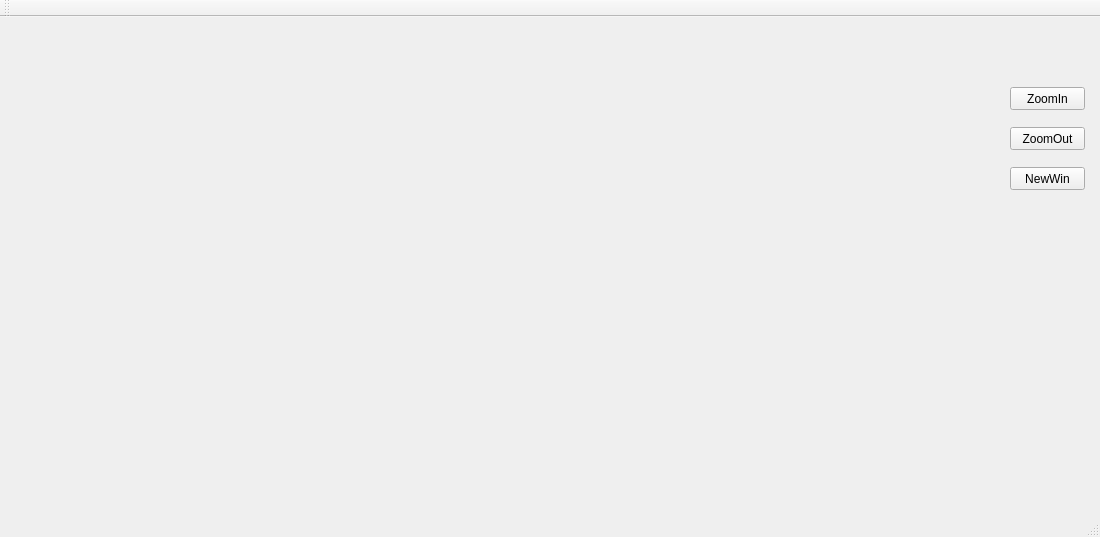
Old version of the form QtCef/QtCef/qtcef.ui in the repository fuyanzhi1234/DevelopQt.
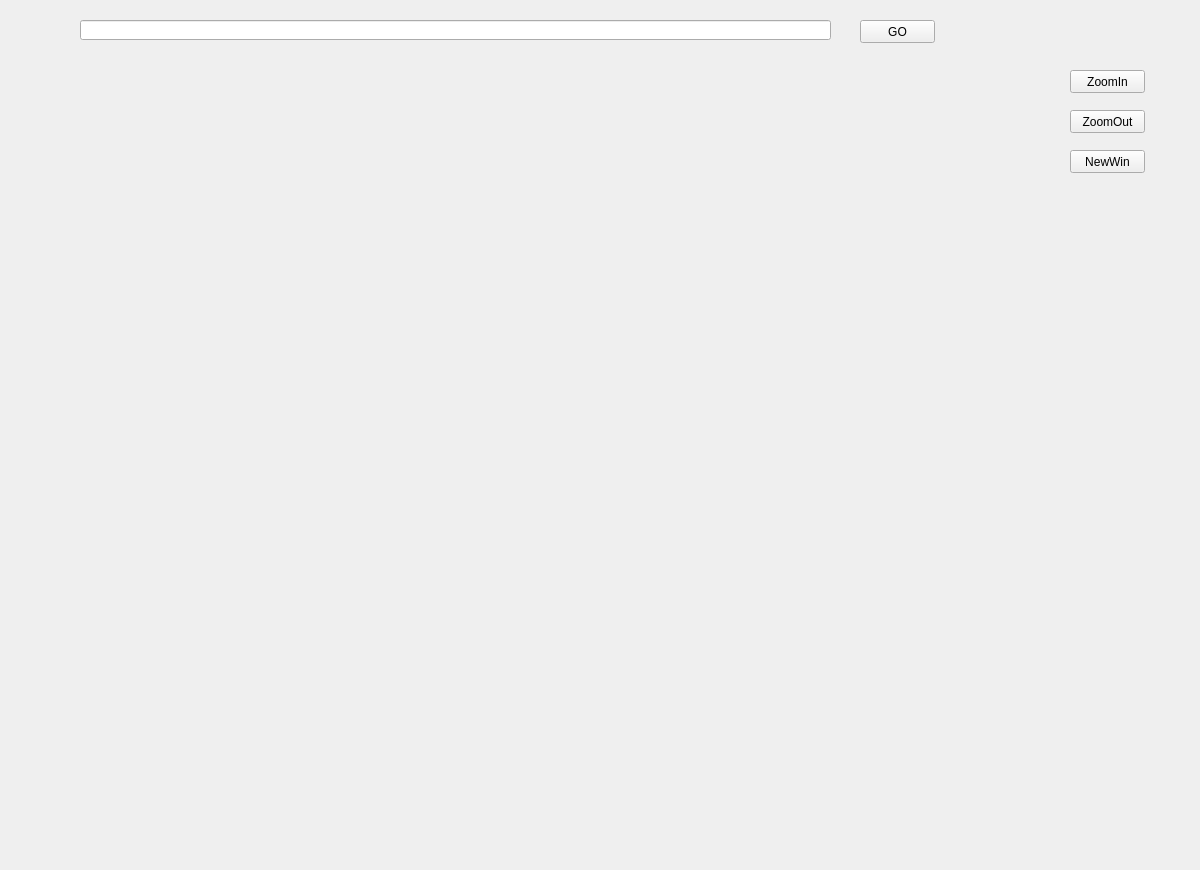
New version of the form.

The edit to the form file:
```diff
--- a/QtCef/QtCef/qtcef.ui
+++ b/QtCef/QtCef/qtcef.ui
@@ -6,8 +6,8 @@
    <rect>
     <x>0</x>
     <y>0</y>
-    <width>1100</width>
-    <height>537</height>
+    <width>1200</width>
+    <height>870</height>
    </rect>
   </property>
   <property name="windowTitle">
@@ -17,7 +17,7 @@
    <widget class="QPushButton" name="pushButton_zoom_in">
     <property name="geometry">
      <rect>
-      <x>1010</x>
+      <x>1070</x>
       <y>70</y>
       <width>75</width>
       <height>23</height>
@@ -30,7 +30,7 @@
    <widget class="QPushButton" name="pushButton_zoom_out">
     <property name="geometry">
      <rect>
-      <x>1010</x>
+      <x>1070</x>
       <y>110</y>
       <width>75</width>
       <height>23</height>
@@ -43,7 +43,7 @@
    <widget class="QPushButton" name="pushButton_newwin">
     <property name="geometry">
      <rect>
-      <x>1010</x>
+      <x>1070</x>
       <y>150</y>
       <width>75</width>
       <height>23</height>
@@ -53,26 +53,30 @@
      <string>NewWin</string>
     </property>
    </widget>
-  </widget>
-  <widget class="QMenuBar" name="menuBar">
+   <widget class="QLineEdit" name="lineEdit_url">
+    <property name="geometry">
+     <rect>
+      <x>80</x>
+      <y>20</y>
+      <width>751</width>
+      <height>20</height>
+     </rect>
+    </property>
+   </widget>
+   <widget class="QPushButton" name="pushButton_go">
    <property name="geometry">
     <rect>
-     <x>0</x>
-     <y>0</y>
-     <width>1100</width>
+      <x>860</x>
+      <y>20</y>
+      <width>75</width>
      <height>23</height>
     </rect>
    </property>
-  </widget>
-  <widget class="QToolBar" name="mainToolBar">
-   <attribute name="toolBarArea">
-    <enum>TopToolBarArea</enum>
-   </attribute>
-   <attribute name="toolBarBreak">
-    <bool>false</bool>
-   </attribute>
+    <property name="text">
+     <string>GO</string>
+    </property>
+   </widget>
   </widget>
-  <widget class="QStatusBar" name="statusBar"/>
  </widget>
  <layoutdefault spacing="6" margin="11"/>
  <resources>
```
Lines whose indentation alone changed are shown as unchanged.
